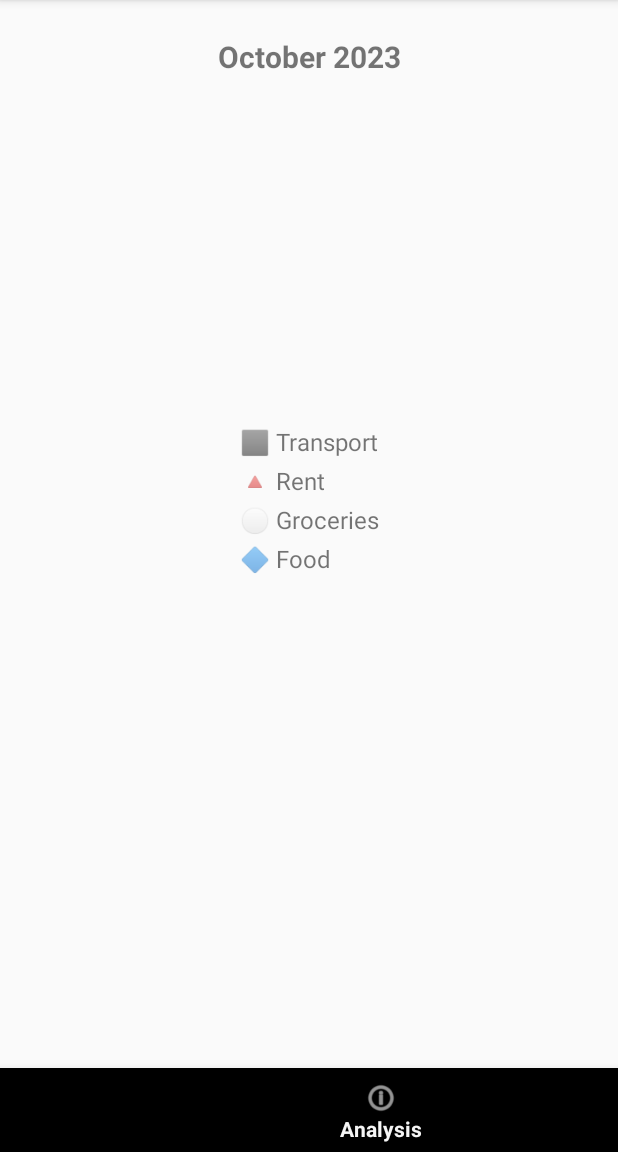
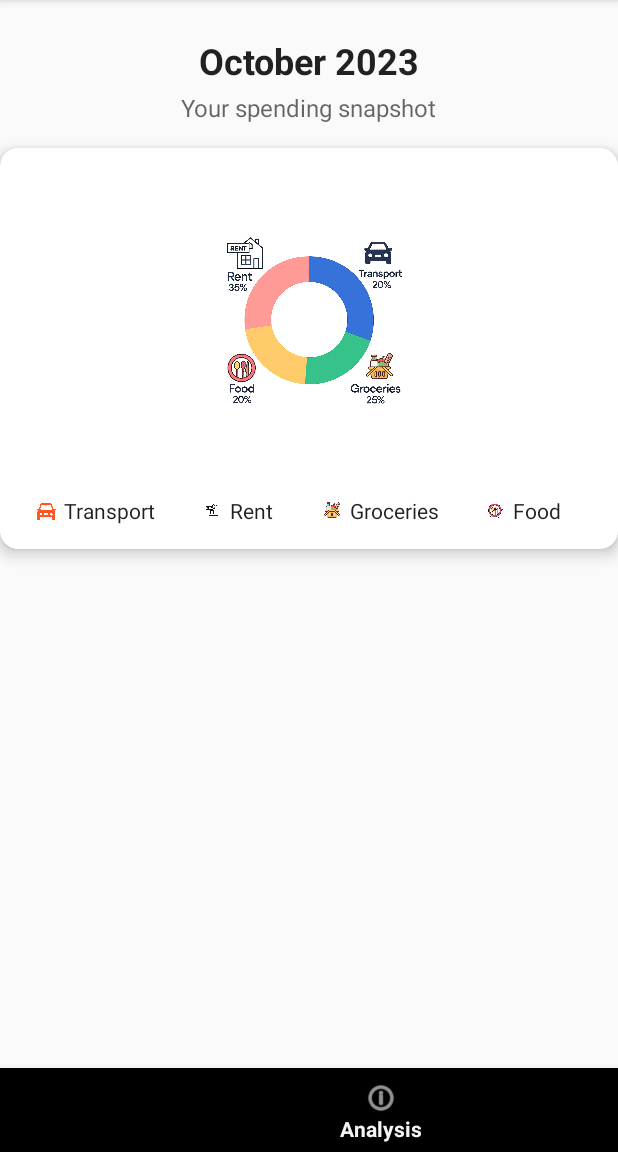
Before and after one commit to Tharun7075/FINTRACK, an Android app: the AnalysisActivity screen opened directly, with no data from a screen before it, on a phone screen of 412 x 824 dp, the part 84-1236 px from its top. Run offline under Robolectric (Android 15) with nearby library versions, the phone set to English and light mode, and no system bars.

Commit message:
Modified Analysis page

```diff
--- a/app/src/main/res/layout/activity_analysis.xml
+++ b/app/src/main/res/layout/activity_analysis.xml
@@ -6,81 +6,170 @@
     android:id="@+id/main"
     android:layout_width="match_parent"
     android:layout_height="match_parent"
-    tools:context=".AnalysisActivity">
+    tools:context=".AnalysisActivity"
+    android:padding="16dp"
+    android:background="?android:colorBackground">
 
-    <!-- Title -->
+    <!-- Month Title -->
     <TextView
         android:id="@+id/monthTitle"
         android:layout_width="wrap_content"
         android:layout_height="wrap_content"
         android:text="October 2023"
-        android:textSize="20sp"
+        android:textSize="24sp"
         android:textStyle="bold"
+        android:textColor="?android:textColorPrimary"
         app:layout_constraintTop_toTopOf="parent"
         app:layout_constraintStart_toStartOf="parent"
         app:layout_constraintEnd_toEndOf="parent"
         android:layout_marginTop="24dp" />
 
-    <!-- Donut Chart Placeholder -->
+    <!-- Subtitle -->
+    <TextView
+        android:id="@+id/monthSubtitle"
+        android:layout_width="wrap_content"
+        android:layout_height="wrap_content"
+        android:text="Your spending snapshot"
+        android:textSize="16sp"
+        android:textColor="?android:textColorSecondary"
+        app:layout_constraintTop_toBottomOf="@id/monthTitle"
+        app:layout_constraintStart_toStartOf="parent"
+        app:layout_constraintEnd_toEndOf="parent"
+        android:layout_marginTop="4dp" />
 
+    <!-- Chart Card -->
+    <androidx.cardview.widget.CardView
+        android:id="@+id/chartCard"
+        android:layout_width="match_parent"
+        android:layout_height="wrap_content"
+        app:cardElevation="6dp"
+        app:cardCornerRadius="12dp"
+        android:layout_marginTop="16dp"
+        app:layout_constraintTop_toBottomOf="@id/monthSubtitle"
+        app:layout_constraintStart_toStartOf="parent"
+        app:layout_constraintEnd_toEndOf="parent"
+        android:background="@drawable/chart_card_background">
+
+        <LinearLayout
+            android:layout_width="match_parent"
+            android:layout_height="wrap_content"
+            android:orientation="vertical"
+            android:padding="16dp"
+            android:gravity="center_horizontal">
+
+            <!-- Donut Chart -->
             <ImageView
                 android:id="@+id/expenseChart"
                 android:layout_width="200dp"
                 android:layout_height="200dp"
                 android:contentDescription="Expenses Overview Chart"
-        app:layout_constraintTop_toBottomOf="@id/monthTitle"
-        app:layout_constraintStart_toStartOf="parent"
-        app:layout_constraintEnd_toEndOf="parent"
-        android:layout_marginTop="16dp" />
+                android:src="@drawable/piechart" />
 
-    <!-- Expense Category Legend -->
+            <!-- Legend Row -->
             <LinearLayout
                 android:id="@+id/legendContainer"
-        android:layout_width="wrap_content"
+                android:layout_width="match_parent"
                 android:layout_height="wrap_content"
-        android:orientation="vertical"
-        app:layout_constraintTop_toBottomOf="@id/expenseChart"
-        app:layout_constraintStart_toStartOf="parent"
-        app:layout_constraintEnd_toEndOf="parent"
-        android:layout_marginTop="16dp">
+                android:orientation="horizontal"
+                android:gravity="center"
+                android:layout_marginTop="16dp"
+                android:weightSum="4">
+
+                <!-- Legend Item -->
+                <LinearLayout
+                    android:layout_width="0dp"
+                    android:layout_height="wrap_content"
+                    android:layout_weight="1"
+                    android:orientation="horizontal"
+                    android:gravity="center">
+
+                    <ImageView
+                        android:layout_width="16dp"
+                        android:layout_height="16dp"
+                        android:src="@drawable/ic_transport"
+                        app:tint="#FF5722"
+                        android:layout_marginEnd="4dp"/>
 
                     <TextView
                         android:layout_width="wrap_content"
                         android:layout_height="wrap_content"
-            android:text="⬛ Transport"
-            android:textSize="16sp"
-            android:layout_marginBottom="4dp" />
+                        android:text="Transport"
+                        android:textSize="14sp"
+                        android:textColor="?android:textColorPrimary"/>
+                </LinearLayout>
+
+                <LinearLayout
+                    android:layout_width="0dp"
+                    android:layout_height="wrap_content"
+                    android:layout_weight="1"
+                    android:orientation="horizontal"
+                    android:gravity="center">
+
+                    <ImageView
+                        android:layout_width="16dp"
+                        android:layout_height="16dp"
+                        android:src="@drawable/ic_rent"
+                        android:layout_marginEnd="4dp"/>
 
                     <TextView
                         android:layout_width="wrap_content"
                         android:layout_height="wrap_content"
-            android:text="🔺 Rent"
-            android:textSize="16sp"
-            android:layout_marginBottom="4dp" />
+                        android:text="Rent"
+                        android:textSize="14sp"
+                        android:textColor="?android:textColorPrimary"/>
+                </LinearLayout>
+
+                <LinearLayout
+                    android:layout_width="0dp"
+                    android:layout_height="wrap_content"
+                    android:layout_weight="1"
+                    android:orientation="horizontal"
+                    android:gravity="center">
+
+                    <ImageView
+                        android:layout_width="16dp"
+                        android:layout_height="16dp"
+                        android:src="@drawable/ic_groceries"
+                        android:layout_marginEnd="4dp"/>
 
                     <TextView
                         android:layout_width="wrap_content"
                         android:layout_height="wrap_content"
-            android:text="⚪ Groceries"
-            android:textSize="16sp"
-            android:layout_marginBottom="4dp" />
+                        android:text="Groceries"
+                        android:textSize="14sp"
+                        android:textColor="?android:textColorPrimary"/>
+                </LinearLayout>
+
+                <LinearLayout
+                    android:layout_width="0dp"
+                    android:layout_height="wrap_content"
+                    android:layout_weight="1"
+                    android:orientation="horizontal"
+                    android:gravity="center">
+
+                    <ImageView
+                        android:layout_width="16dp"
+                        android:layout_height="16dp"
+                        android:src="@drawable/ic_food"
+                        android:layout_marginEnd="4dp"/>
 
                     <TextView
                         android:layout_width="wrap_content"
                         android:layout_height="wrap_content"
-            android:text="🔷 Food"
-            android:textSize="16sp" />
+                        android:text="Food"
+                        android:textSize="14sp"
+                        android:textColor="?android:textColorPrimary"/>
                 </LinearLayout>
+            </LinearLayout>
+        </LinearLayout>
+    </androidx.cardview.widget.CardView>
 
-
+    <!-- Bottom Navigation -->
     <com.google.android.material.bottomnavigation.BottomNavigationView
         android:id="@+id/bottom_navigation"
         android:layout_width="match_parent"
         android:layout_height="wrap_content"
-        android:layout_alignParentBottom="true"
         app:layout_constraintBottom_toBottomOf="parent"
         app:layout_constraintEnd_toEndOf="parent"
-        app:menu="@menu/bottom_nav_menu"
-        tools:layout_editor_absoluteX="16dp" />
-
+        app:menu="@menu/bottom_nav_menu" />
 </androidx.constraintlayout.widget.ConstraintLayout>
```
Also changed, not shown: app/src/main/res/drawable/ic_food.jpg (added), app/src/main/res/drawable/ic_groceries.jpg (added), app/src/main/res/drawable/ic_rent.jpg (added), app/src/main/res/drawable/ic_transport.png (added), app/src/main/res/drawable/piechart.png (added), 1 other file. Lines whose indentation alone changed are shown as unchanged.
